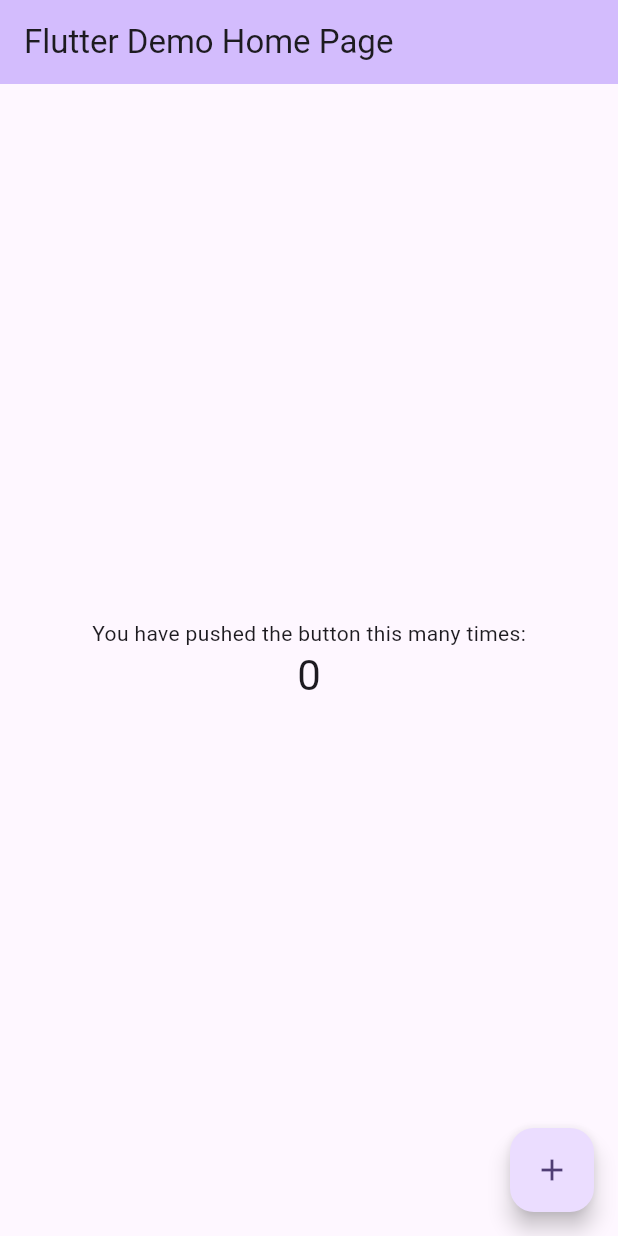
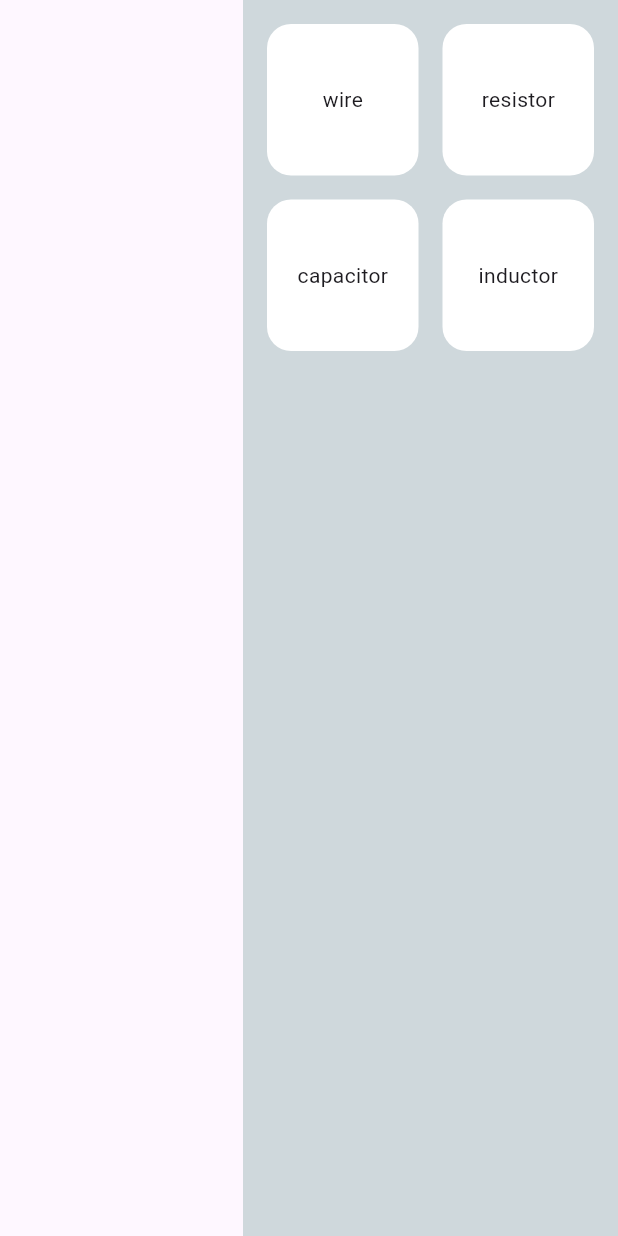
Before and after one commit to dinomel/Circuit-Solver, a Flutter app: the screen it shows after launch, on a phone screen of 412 x 824 dp. Run offline on Flutter 3.47's test engine with Material 3 defaults, Android fonts, the phone set to English and light mode, and no system bars.

Commit message:
toolbox init

```diff
--- a/analysis_options.yaml
+++ b/analysis_options.yaml
@@ -23,6 +23,9 @@ linter:
   rules:
     # avoid_print: false  # Uncomment to disable the `avoid_print` rule
     # prefer_single_quotes: true  # Uncomment to enable the `prefer_single_quotes` rule
+    prefer_const_constructors: true
+    prefer_const_declarations: true
+    prefer_const_literals_to_create_immutables: true
 
 # Additional information about this file can be found at
 # https://dart.dev/guides/language/analysis-options
--- /dev/null
+++ b/lib/features/core/models/capacitor.dart
@@ -0,0 +1,10 @@
+import 'package:circuit_solver/features/core/models/passive_component.dart';
+
+class Capacitor extends PassiveComponent {
+  final double capacitance;
+
+  const Capacitor({
+    required super.id,
+    required this.capacitance,
+  }) : super(name: 'Capacitor', image: 'capacitor.png', symbol: 'C');
+}
--- /dev/null
+++ b/lib/features/core/models/component.dart
@@ -0,0 +1,13 @@
+abstract class Component {
+  final String id;
+  final String name;
+  final String symbol;
+  final String image;
+
+  const Component({
+    required this.id,
+    required this.name,
+    required this.symbol,
+    required this.image,
+  });
+}
--- /dev/null
+++ b/lib/features/core/models/inductor.dart
@@ -0,0 +1,10 @@
+import 'package:circuit_solver/features/core/models/passive_component.dart';
+
+class Inductor extends PassiveComponent {
+  final double inductance;
+
+  const Inductor({
+    required super.id,
+    required this.inductance,
+  }) : super(name: 'Inductor', image: 'inductor.png', symbol: 'L');
+}
--- /dev/null
+++ b/lib/features/core/models/passive_component.dart
@@ -0,0 +1,10 @@
+import 'package:circuit_solver/features/core/models/component.dart';
+
+abstract class PassiveComponent extends Component {
+  const PassiveComponent({
+    required super.id,
+    required super.name,
+    required super.symbol,
+    required super.image,
+  });
+}
--- /dev/null
+++ b/lib/features/core/models/resistor.dart
@@ -0,0 +1,10 @@
+import 'package:circuit_solver/features/core/models/passive_component.dart';
+
+class Resistor extends PassiveComponent {
+  final double resistance;
+
+  const Resistor({
+    required super.id,
+    required this.resistance,
+  }) : super(name: 'Resistor', image: 'resistor.png', symbol: 'R');
+}
--- /dev/null
+++ b/lib/features/home/views/home_page.dart
@@ -0,0 +1,18 @@
+import 'package:circuit_solver/features/toolbox/views/toolbox.dart';
+import 'package:flutter/material.dart';
+
+class HomePage extends StatelessWidget {
+  const HomePage({super.key});
+
+  @override
+  Widget build(BuildContext context) {
+    return const Scaffold(
+      body: Row(
+        children: [
+          Expanded(child: SizedBox()),
+          Toolbox(),
+        ],
+      ),
+    );
+  }
+}
--- /dev/null
+++ b/lib/features/toolbox/providers/toolbox_notifier.dart
@@ -0,0 +1,17 @@
+import 'package:flutter/material.dart';
+
+class ToolboxNotifier extends ChangeNotifier {
+  ToolboxComponent? selectedComponent;
+
+  void selectComponent(ToolboxComponent toolboxComponent) {
+    selectedComponent = toolboxComponent;
+    notifyListeners();
+  }
+}
+
+enum ToolboxComponent {
+  wire,
+  resistor,
+  capacitor,
+  inductor,
+}
--- /dev/null
+++ b/lib/features/toolbox/views/component_button.dart
@@ -0,0 +1,31 @@
+import 'package:circuit_solver/features/toolbox/providers/toolbox_notifier.dart';
+import 'package:flutter/material.dart';
+import 'package:provider/provider.dart';
+
+class ComponentButton extends StatelessWidget {
+  final ToolboxComponent toolboxComponent;
+
+  const ComponentButton({
+    super.key,
+    required this.toolboxComponent,
+  });
+
+  @override
+  Widget build(BuildContext context) {
+    final toolboxNotifier = context.read<ToolboxNotifier>();
+    return Selector<ToolboxNotifier, bool>(
+      selector: (_, notifier) => notifier.selectedComponent == toolboxComponent,
+      builder: (_, isSelected, __) {
+        return Material(
+          color: isSelected ? Colors.blue : Colors.white,
+          borderRadius: BorderRadius.circular(16),
+          clipBehavior: Clip.antiAlias,
+          child: InkWell(
+            onTap: () => toolboxNotifier.selectComponent(toolboxComponent),
+            child: Center(child: Text(toolboxComponent.name)),
+          ),
+        );
+      },
+    );
+  }
+}
--- /dev/null
+++ b/lib/features/toolbox/views/toolbox.dart
@@ -0,0 +1,30 @@
+import 'package:circuit_solver/features/toolbox/providers/toolbox_notifier.dart';
+import 'package:circuit_solver/features/toolbox/views/component_button.dart';
+import 'package:flutter/material.dart';
+import 'package:provider/provider.dart';
+
+class Toolbox extends StatelessWidget {
+  const Toolbox({super.key});
+
+  @override
+  Widget build(BuildContext context) {
+    return ChangeNotifierProvider(
+      create: (_) => ToolboxNotifier(),
+      builder: (context, _) {
+        return Container(
+          color: Colors.blueGrey[100],
+          width: 250,
+          child: GridView.count(
+            padding: const EdgeInsets.all(16),
+            crossAxisCount: 2,
+            crossAxisSpacing: 16,
+            mainAxisSpacing: 16,
+            children: ToolboxComponent.values.map((component) {
+              return ComponentButton(toolboxComponent: component);
+            }).toList(),
+          ),
+        );
+      },
+    );
+  }
+}
--- a/lib/main.dart
+++ b/lib/main.dart
@@ -1,3 +1,4 @@
+import 'package:circuit_solver/features/home/views/home_page.dart';
 import 'package:flutter/material.dart';
 
 void main() {
@@ -7,116 +8,12 @@ void main() {
 class MyApp extends StatelessWidget {
   const MyApp({super.key});
 
-  // This widget is the root of your application.
   @override
   Widget build(BuildContext context) {
-    return MaterialApp(
-      title: 'Flutter Demo',
-      theme: ThemeData(
-        // This is the theme of your application.
-        //
-        // TRY THIS: Try running your application with "flutter run". You'll see
-        // the application has a purple toolbar. Then, without quitting the app,
-        // try changing the seedColor in the colorScheme below to Colors.green
-        // and then invoke "hot reload" (save your changes or press the "hot
-        // reload" button in a Flutter-supported IDE, or press "r" if you used
-        // the command line to start the app).
-        //
-        // Notice that the counter didn't reset back to zero; the application
-        // state is not lost during the reload. To reset the state, use hot
-        // restart instead.
-        //
-        // This works for code too, not just values: Most code changes can be
-        // tested with just a hot reload.
-        colorScheme: ColorScheme.fromSeed(seedColor: Colors.deepPurple),
-      ),
-      home: const MyHomePage(title: 'Flutter Demo Home Page'),
+    return const MaterialApp(
+      title: 'Circuit Solver',
+      debugShowCheckedModeBanner: false,
+      home: HomePage(),
     );
   }
 }
-
-class MyHomePage extends StatefulWidget {
-  const MyHomePage({super.key, required this.title});
-
-  // This widget is the home page of your application. It is stateful, meaning
-  // that it has a State object (defined below) that contains fields that affect
-  // how it looks.
-
-  // This class is the configuration for the state. It holds the values (in this
-  // case the title) provided by the parent (in this case the App widget) and
-  // used by the build method of the State. Fields in a Widget subclass are
-  // always marked "final".
-
-  final String title;
-
-  @override
-  State<MyHomePage> createState() => _MyHomePageState();
-}
-
-class _MyHomePageState extends State<MyHomePage> {
-  int _counter = 0;
-
-  void _incrementCounter() {
-    setState(() {
-      // This call to setState tells the Flutter framework that something has
-      // changed in this State, which causes it to rerun the build method below
-      // so that the display can reflect the updated values. If we changed
-      // _counter without calling setState(), then the build method would not be
-      // called again, and so nothing would appear to happen.
-      _counter++;
-    });
-  }
-
-  @override
-  Widget build(BuildContext context) {
-    // This method is rerun every time setState is called, for instance as done
-    // by the _incrementCounter method above.
-    //
-    // The Flutter framework has been optimized to make rerunning build methods
-    // fast, so that you can just rebuild anything that needs updating rather
-    // than having to individually change instances of widgets.
-    return Scaffold(
-      appBar: AppBar(
-        // TRY THIS: Try changing the color here to a specific color (to
-        // Colors.amber, perhaps?) and trigger a hot reload to see the AppBar
-        // change color while the other colors stay the same.
-        backgroundColor: Theme.of(context).colorScheme.inversePrimary,
-        // Here we take the value from the MyHomePage object that was created by
-        // the App.build method, and use it to set our appbar title.
-        title: Text(widget.title),
-      ),
-      body: Center(
-        // Center is a layout widget. It takes a single child and positions it
-        // in the middle of the parent.
-        child: Column(
-          // Column is also a layout widget. It takes a list of children and
-          // arranges them vertically. By default, it sizes itself to fit its
-          // children horizontally, and tries to be as tall as its parent.
-          //
-          // Column has various properties to control how it sizes itself and
-          // how it positions its children. Here we use mainAxisAlignment to
-          // center the children vertically; the main axis here is the vertical
-          // axis because Columns are vertical (the cross axis would be
-          // horizontal).
-          //
-          // TRY THIS: Invoke "debug painting" (choose the "Toggle Debug Paint"
-          // action in the IDE, or press "p" in the console), to see the
-          // wireframe for each widget.
-          mainAxisAlignment: MainAxisAlignment.center,
-          children: <Widget>[
-            const Text('You have pushed the button this many times:'),
-            Text(
-              '$_counter',
-              style: Theme.of(context).textTheme.headlineMedium,
-            ),
-          ],
-        ),
-      ),
-      floatingActionButton: FloatingActionButton(
-        onPressed: _incrementCounter,
-        tooltip: 'Increment',
-        child: const Icon(Icons.add),
-      ), // This trailing comma makes auto-formatting nicer for build methods.
-    );
-  }
-}
--- a/pubspec.yaml
+++ b/pubspec.yaml
@@ -19,7 +19,7 @@ publish_to: 'none' # Remove this line if you wish to publish to pub.dev
 version: 1.0.0+1
 
 environment:
-  sdk: ^3.7.0
+  sdk: ^3.6.0
 
 # Dependencies specify other packages that your package needs in order to work.
 # To automatically upgrade your package dependencies to the latest versions
@@ -34,6 +34,7 @@ dependencies:
   # The following adds the Cupertino Icons font to your application.
   # Use with the CupertinoIcons class for iOS style icons.
   cupertino_icons: ^1.0.8
+  provider: ^6.1.2
 
 dev_dependencies:
   flutter_test:
```
Also changed, not shown: pubspec.lock.
